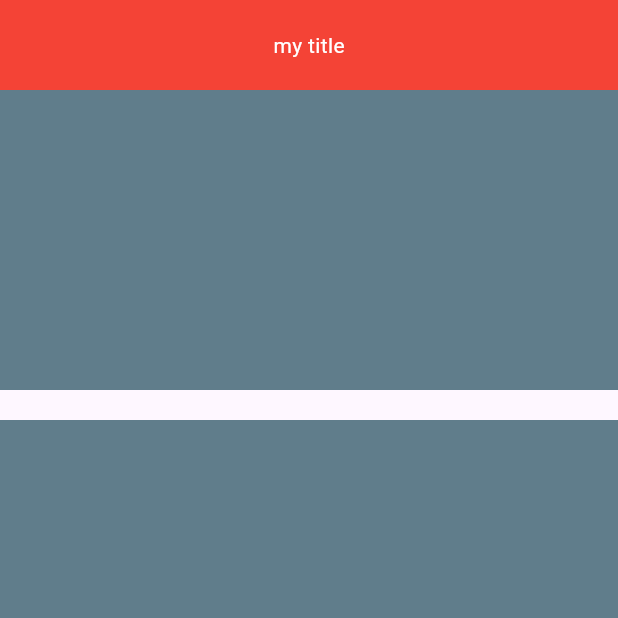
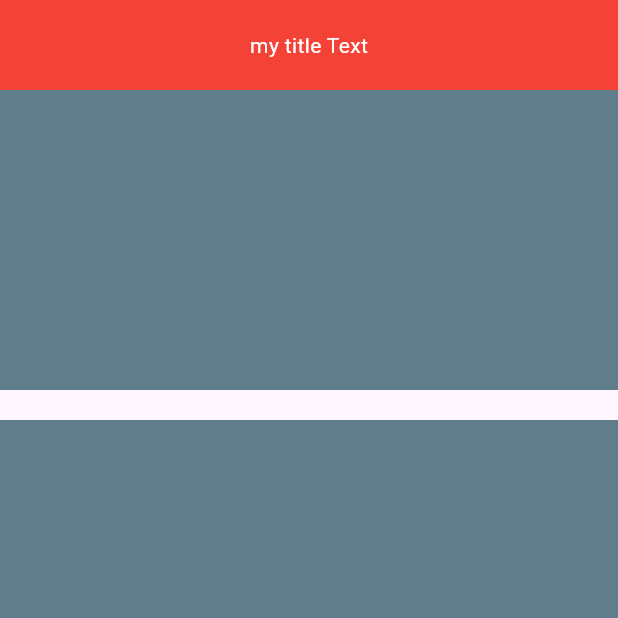
Before and after one commit to hamad-mf/list_view_sample_aug_12, a Flutter app: the screen it shows after launch, on a phone screen of 412 x 824 dp, the top half of it. Run offline on Flutter 3.47's test engine with Material 3 defaults, Android fonts, the light colour scheme and no system bars.

Commit message:
title change

```diff
--- a/lib/main.dart
+++ b/lib/main.dart
@@ -19,7 +19,7 @@ class MyApp extends StatelessWidget {
               height: 60,
               alignment: Alignment.center,
               child: const Text(
-                "my title",
+                "my title Text",
                 style: TextStyle(color: Colors.white),
               ),
             ),
```
